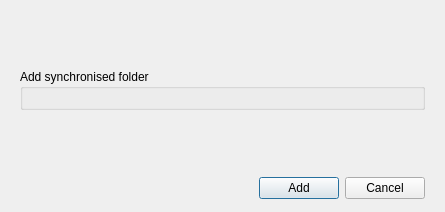
The window that src/MEGASync/gui/win/BindFolderDialog.ui (meganz/MEGAsync) describes before a commit, drawn with Qt 5.
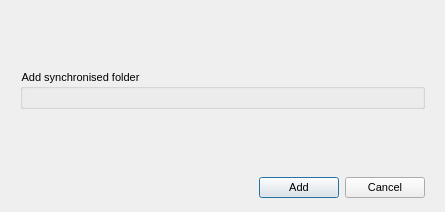
The same window after the commit. Icons and pictures are not drawn. Custom widgets are drawn as their Qt base class.

Diff of the .ui file:
```diff
--- a/src/MEGASync/gui/win/BindFolderDialog.ui
+++ b/src/MEGASync/gui/win/BindFolderDialog.ui
@@ -13,6 +13,12 @@
   <property name="windowTitle">
    <string>Add folder</string>
   </property>
+  <property name="styleSheet">
+   <string notr="true">QWidget
+{
+font-size: 11px;
+}</string>
+  </property>
   <layout class="QVBoxLayout" name="verticalLayout">
    <property name="spacing">
     <number>10</number>
@@ -106,12 +112,6 @@
           <verstretch>0</verstretch>
          </sizepolicy>
         </property>
-        <property name="minimumSize">
-         <size>
-          <width>0</width>
-          <height>0</height>
-         </size>
-        </property>
         <property name="text">
          <string>Add</string>
         </property>
@@ -125,12 +125,6 @@
           <verstretch>0</verstretch>
          </sizepolicy>
         </property>
-        <property name="minimumSize">
-         <size>
-          <width>0</width>
-          <height>0</height>
-         </size>
-        </property>
         <property name="text">
          <string>Cancel</string>
         </property>
```
